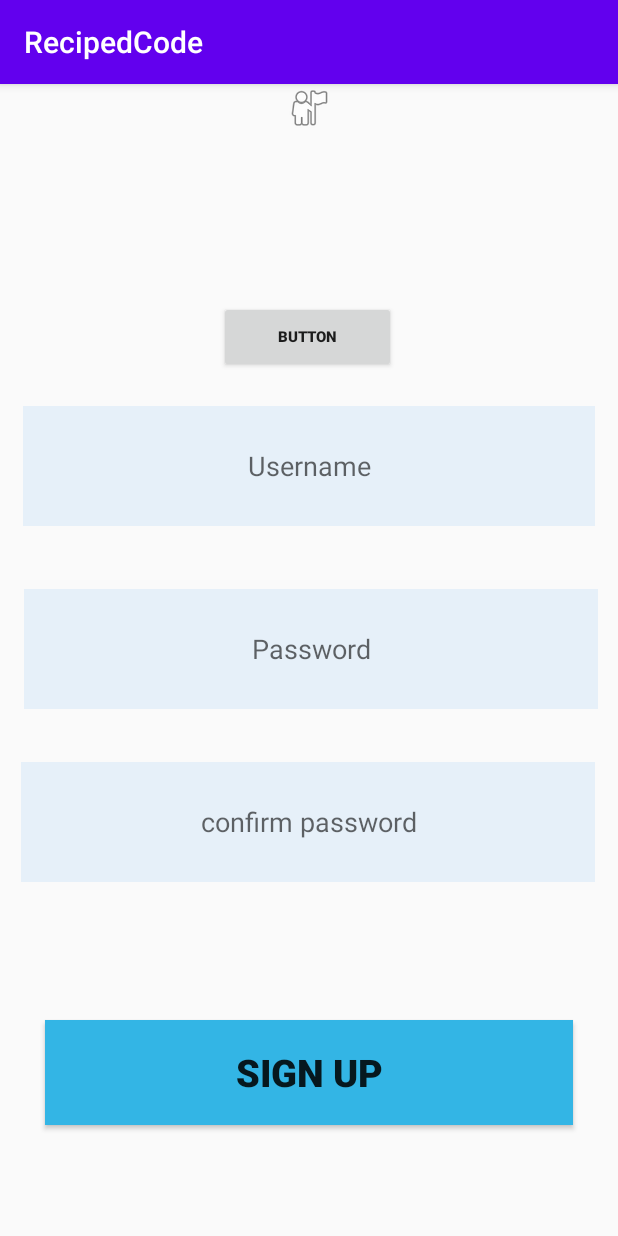
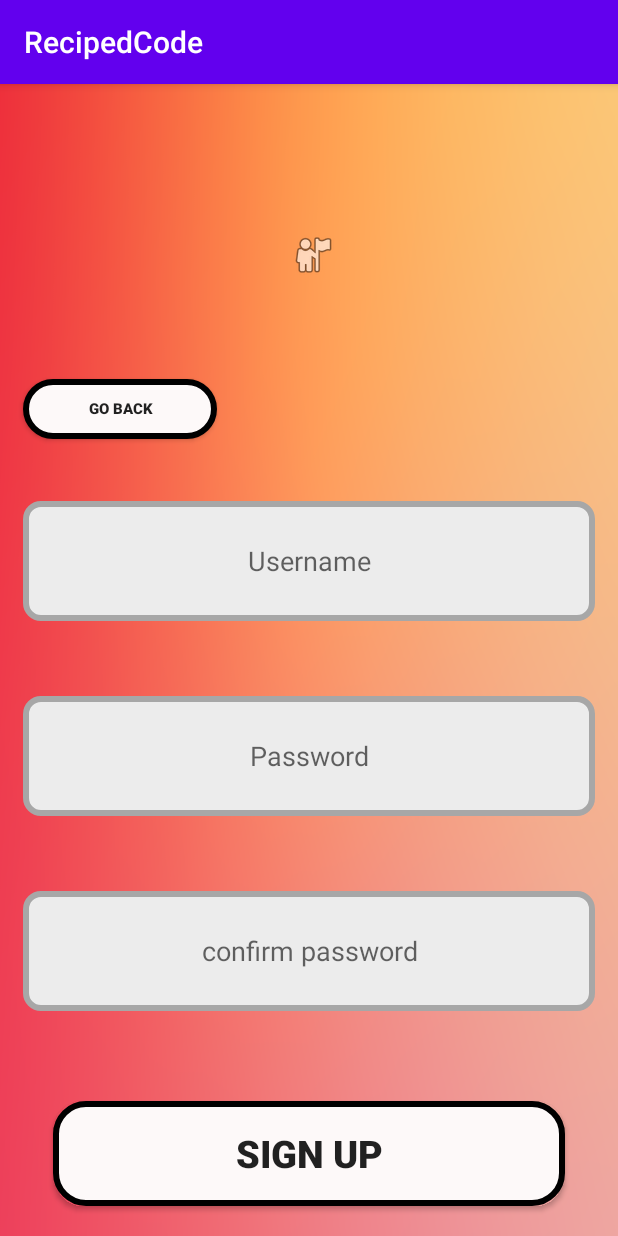
Before and after one commit to RecipedCP/Reciped, an Android app: the SignUpActivity screen opened directly, with no data from a screen before it, on a phone screen of 412 x 824 dp. Run offline under Robolectric (Android 15) with nearby library versions, the phone set to English and light mode, and no system bars.

Commit message:
Added curved corners for buttons and user input texts

```diff
--- /dev/null
+++ b/app/src/main/res/drawable/custom_rounded_corners.xml
@@ -0,0 +1,16 @@
+<?xml version="1.0" encoding="utf-8"?>
+<shape
+    xmlns:android="http://schemas.android.com/apk/res/android">
+    <stroke
+        android:width="4dp"
+        android:color="#000000" />
+    <corners android:radius="20dp" />
+
+    <padding
+        android:bottom="10dp"
+        android:left="10dp"
+        android:right="10dp"
+        android:top="10dp" />
+
+    <solid android:color="#FDF9F9" />
+</shape>
--- /dev/null
+++ b/app/src/main/res/drawable/custom_rounded_corners_input.xml
@@ -0,0 +1,16 @@
+<?xml version="1.0" encoding="utf-8"?>
+<shape
+    xmlns:android="http://schemas.android.com/apk/res/android">
+    <stroke
+        android:width="4dp"
+        android:color="#A7A7A7" />
+    <corners android:radius="10dp" />
+
+    <padding
+        android:bottom="10dp"
+        android:left="10dp"
+        android:right="10dp"
+        android:top="10dp" />
+
+    <solid android:color="#ECECEC" />
+</shape>
--- a/app/src/main/res/layout/activity_signup.xml
+++ b/app/src/main/res/layout/activity_signup.xml
@@ -2,15 +2,22 @@
 <RelativeLayout xmlns:android="http://schemas.android.com/apk/res/android"
     xmlns:app="http://schemas.android.com/apk/res-auto"
     xmlns:tools="http://schemas.android.com/tools"
-    android:layout_width="match_parent"
+    android:layout_width="wrap_content"
     android:layout_height="match_parent"
     android:layout_margin="0dp"
+    android:background="@drawable/background2"
     tools:context=".SignUpActivity">
 
     <ImageView
         android:id="@+id/ivLogo"
         android:layout_width="match_parent"
         android:layout_height="wrap_content"
+        android:layout_alignParentStart="true"
+        android:layout_alignParentEnd="true"
+        android:layout_alignParentBottom="true"
+        android:layout_marginStart="3dp"
+        android:layout_marginEnd="-2dp"
+        android:layout_marginBottom="638dp"
         android:layout_weight="1"
         app:srcCompat="@android:drawable/ic_menu_myplaces" />
 
@@ -23,9 +30,9 @@
         android:layout_alignParentBottom="true"
         android:layout_marginStart="15dp"
         android:layout_marginEnd="15dp"
-        android:layout_marginBottom="473dp"
+        android:layout_marginBottom="410dp"
         android:layout_weight="1"
-        android:background="#86D5E9FA"
+        android:background="@drawable/custom_rounded_corners_input"
         android:ems="10"
         android:hint="Username"
         android:textAlignment="center" />
@@ -37,11 +44,11 @@
         android:layout_alignParentStart="true"
         android:layout_alignParentEnd="true"
         android:layout_alignParentBottom="true"
-        android:layout_marginStart="16dp"
-        android:layout_marginEnd="13dp"
-        android:layout_marginBottom="351dp"
+        android:layout_marginStart="15dp"
+        android:layout_marginEnd="15dp"
+        android:layout_marginBottom="280dp"
         android:layout_weight="1"
-        android:background="#86D5E9FA"
+        android:background="@drawable/custom_rounded_corners_input"
         android:ems="10"
         android:hint="Password"
         android:inputType="textPassword"
@@ -54,11 +61,11 @@
         android:layout_alignParentStart="true"
         android:layout_alignParentEnd="true"
         android:layout_alignParentBottom="true"
-        android:layout_marginStart="14dp"
+        android:layout_marginStart="15dp"
         android:layout_marginEnd="15dp"
-        android:layout_marginBottom="236dp"
+        android:layout_marginBottom="150dp"
         android:layout_weight="1"
-        android:background="#86D5E9FA"
+        android:background="@drawable/custom_rounded_corners_input"
         android:ems="10"
         android:hint="confirm password"
         android:inputType="textPassword"
@@ -71,27 +78,27 @@
         android:layout_alignParentStart="true"
         android:layout_alignParentEnd="true"
         android:layout_alignParentBottom="true"
-        android:layout_marginStart="30dp"
-        android:layout_marginEnd="30dp"
-        android:layout_marginBottom="74dp"
+        android:layout_marginStart="35dp"
+        android:layout_marginEnd="35dp"
+        android:layout_marginBottom="20dp"
         android:layout_weight="1"
-        android:background="@android:color/holo_blue_light"
+        android:background="@drawable/custom_rounded_corners"
         android:text="Sign up"
         android:textSize="25sp"
         android:textStyle="bold" />
 
     <Button
         android:id="@+id/btnBack"
-        android:layout_width="116dp"
-        android:layout_height="wrap_content"
+        android:layout_width="133dp"
+        android:layout_height="40dp"
         android:layout_alignParentStart="true"
         android:layout_alignParentEnd="true"
         android:layout_alignParentBottom="true"
-        android:layout_marginStart="146dp"
-        android:layout_marginEnd="148dp"
-        android:layout_marginBottom="575dp"
-        android:layout_weight="1"
-        android:text="Button"
+        android:layout_marginStart="15dp"
+        android:layout_marginEnd="267dp"
+        android:layout_marginBottom="531dp"
+        android:background="@drawable/custom_rounded_corners"
+        android:text="Go back"
         android:textSize="10sp"
         android:textStyle="bold" />
 
```
Also changed, not shown: app/src/main/res/layout/activity_login.xml (+16 -15 lines), app/src/main/res/layout/activity_welcome.xml (+15 -14 lines), app/src/main/res/drawable/background2.png (added).
